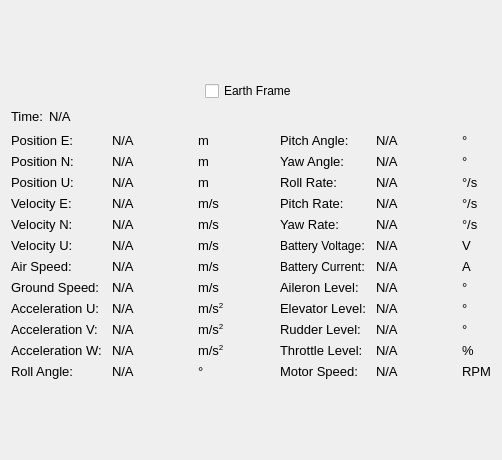
Old version of the form src/ground_station/src/Widgets/forms/WidgetSensorData.ui in the repository MacProSector/uavEE.
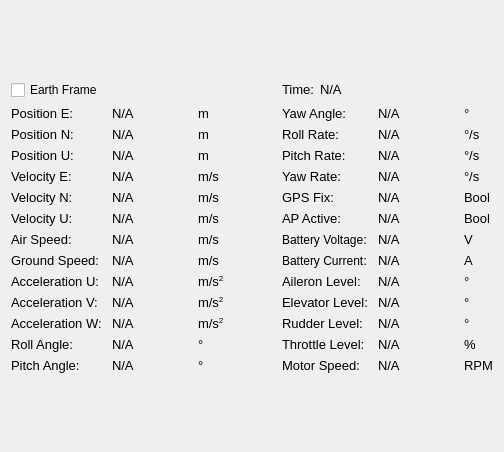
New version of the form.

Commit message: Integrated autopilot active status.

```diff
--- a/src/ground_station/src/Widgets/forms/WidgetSensorData.ui
+++ b/src/ground_station/src/Widgets/forms/WidgetSensorData.ui
@@ -6,8 +6,8 @@
    <rect>
     <x>0</x>
     <y>0</y>
-    <width>502</width>
-    <height>460</height>
+    <width>504</width>
+    <height>452</height>
    </rect>
   </property>
   <property name="sizePolicy">
@@ -34,54 +34,23 @@
     </spacer>
    </item>
    <item>
-    <layout class="QVBoxLayout" name="verticalLayout_8">
+    <layout class="QHBoxLayout" name="horizontalLayout_6">
      <item>
       <layout class="QVBoxLayout" name="verticalLayout">
-       <item alignment="Qt::AlignHCenter|Qt::AlignVCenter">
-        <widget class="QCheckBox" name="earthFrameCheckBox">
-         <property name="text">
-          <string>Earth Frame</string>
-         </property>
-         <property name="checked">
-          <bool>false</bool>
-         </property>
-        </widget>
-       </item>
        <item>
-        <layout class="QHBoxLayout" name="horizontalLayout_5">
+        <layout class="QHBoxLayout" name="horizontalLayout_4">
          <item>
-          <layout class="QHBoxLayout" name="horizontalLayout">
-           <item>
-            <widget class="QLabel" name="timeLabel">
-             <property name="font">
-              <font>
-               <pointsize>7</pointsize>
-              </font>
-             </property>
-             <property name="text">
-              <string>&lt;html&gt;&lt;head/&gt;&lt;body&gt;&lt;p&gt;&lt;span style=&quot; font-size:10pt;&quot;&gt;Time:&lt;/span&gt;&lt;/p&gt;&lt;/body&gt;&lt;/html&gt;</string>
-             </property>
-             <property name="alignment">
-              <set>Qt::AlignLeading|Qt::AlignLeft|Qt::AlignVCenter</set>
-             </property>
-            </widget>
-           </item>
-           <item>
-            <widget class="QLabel" name="timeValue">
-             <property name="font">
-              <font>
-               <pointsize>7</pointsize>
-              </font>
-             </property>
-             <property name="text">
-              <string>&lt;html&gt;&lt;head/&gt;&lt;body&gt;&lt;p&gt;&lt;span style=&quot; font-size:10pt;&quot;&gt;N/A&lt;/span&gt;&lt;/p&gt;&lt;/body&gt;&lt;/html&gt;</string>
-             </property>
-            </widget>
-           </item>
-          </layout>
+          <widget class="QCheckBox" name="earthFrameCheckBox">
+           <property name="text">
+            <string>Earth Frame</string>
+           </property>
+           <property name="checked">
+            <bool>false</bool>
+           </property>
+          </widget>
          </item>
          <item>
-          <spacer name="horizontalSpacer">
+          <spacer name="horizontalSpacer_3">
            <property name="orientation">
             <enum>Qt::Horizontal</enum>
            </property>
@@ -95,14 +64,10 @@
          </item>
         </layout>
        </item>
-      </layout>
-     </item>
-     <item>
-      <layout class="QHBoxLayout" name="horizontalLayout_4">
        <item>
-        <layout class="QHBoxLayout" name="horizontalLayout_2">
+        <layout class="QHBoxLayout" name="horizontalLayout_3">
          <item>
-          <layout class="QVBoxLayout" name="verticalLayout_2">
+          <layout class="QVBoxLayout" name="verticalLayout_5">
            <item>
             <widget class="QLabel" name="peLabel">
              <property name="font">
@@ -283,10 +248,25 @@
              </property>
             </widget>
            </item>
+           <item>
+            <widget class="QLabel" name="pitchLabel">
+             <property name="font">
+              <font>
+               <pointsize>7</pointsize>
+              </font>
+             </property>
+             <property name="text">
+              <string>&lt;html&gt;&lt;head/&gt;&lt;body&gt;&lt;p&gt;&lt;span style=&quot; font-size:10pt;&quot;&gt;Pitch Angle: &lt;/span&gt;&lt;/p&gt;&lt;/body&gt;&lt;/html&gt;</string>
+             </property>
+             <property name="alignment">
+              <set>Qt::AlignLeading|Qt::AlignLeft|Qt::AlignVCenter</set>
+             </property>
+            </widget>
+           </item>
           </layout>
          </item>
          <item>
-          <layout class="QVBoxLayout" name="verticalLayout_3">
+          <layout class="QVBoxLayout" name="verticalLayout_6">
            <item>
             <widget class="QLabel" name="peValue">
              <property name="sizePolicy">
@@ -719,10 +699,46 @@
              </property>
             </widget>
            </item>
+           <item>
+            <widget class="QLabel" name="pitchValue">
+             <property name="sizePolicy">
+              <sizepolicy hsizetype="Fixed" vsizetype="Preferred">
+               <horstretch>0</horstretch>
+               <verstretch>0</verstretch>
+              </sizepolicy>
+             </property>
+             <property name="minimumSize">
+              <size>
+               <width>80</width>
+               <height>0</height>
+              </size>
+             </property>
+             <property name="maximumSize">
+              <size>
+               <width>80</width>
+               <height>16777215</height>
+              </size>
+             </property>
+             <property name="baseSize">
+              <size>
+               <width>80</width>
+               <height>0</height>
+              </size>
+             </property>
+             <property name="font">
+              <font>
+               <pointsize>7</pointsize>
+              </font>
+             </property>
+             <property name="text">
+              <string>&lt;html&gt;&lt;head/&gt;&lt;body&gt;&lt;p&gt;&lt;span style=&quot; font-size:10pt;&quot;&gt;N/A&lt;/span&gt;&lt;/p&gt;&lt;/body&gt;&lt;/html&gt;</string>
+             </property>
+            </widget>
+           </item>
           </layout>
          </item>
          <item>
-          <layout class="QVBoxLayout" name="verticalLayout_4">
+          <layout class="QVBoxLayout" name="verticalLayout_7">
            <item>
             <widget class="QLabel" name="peUnitLabel">
              <property name="font">
@@ -903,42 +919,94 @@
              </property>
             </widget>
            </item>
+           <item>
+            <widget class="QLabel" name="pitchUnitLabel">
+             <property name="font">
+              <font>
+               <pointsize>7</pointsize>
+              </font>
+             </property>
+             <property name="text">
+              <string>&lt;html&gt;&lt;head/&gt;&lt;body&gt;&lt;p&gt;&lt;span style=&quot; font-size:10pt;&quot;&gt;°&lt;/span&gt;&lt;/p&gt;&lt;/body&gt;&lt;/html&gt;</string>
+             </property>
+             <property name="alignment">
+              <set>Qt::AlignLeading|Qt::AlignLeft|Qt::AlignVCenter</set>
+             </property>
+            </widget>
+           </item>
           </layout>
          </item>
         </layout>
        </item>
+      </layout>
+     </item>
+     <item>
+      <spacer name="horizontalSpacer_2">
+       <property name="orientation">
+        <enum>Qt::Horizontal</enum>
+       </property>
+       <property name="sizeHint" stdset="0">
+        <size>
+         <width>40</width>
+         <height>20</height>
+        </size>
+       </property>
+      </spacer>
+     </item>
+     <item>
+      <layout class="QVBoxLayout" name="verticalLayout_8">
        <item>
-        <spacer name="horizontalSpacer_2">
-         <property name="orientation">
-          <enum>Qt::Horizontal</enum>
-         </property>
-         <property name="sizeHint" stdset="0">
-          <size>
-           <width>40</width>
-           <height>20</height>
-          </size>
-         </property>
-        </spacer>
-       </item>
-       <item>
-        <layout class="QHBoxLayout" name="horizontalLayout_3">
+        <layout class="QHBoxLayout" name="horizontalLayout_5">
          <item>
-          <layout class="QVBoxLayout" name="verticalLayout_5">
+          <layout class="QHBoxLayout" name="horizontalLayout">
            <item>
-            <widget class="QLabel" name="pitchLabel">
+            <widget class="QLabel" name="timeLabel">
              <property name="font">
               <font>
                <pointsize>7</pointsize>
               </font>
              </property>
              <property name="text">
-              <string>&lt;html&gt;&lt;head/&gt;&lt;body&gt;&lt;p&gt;&lt;span style=&quot; font-size:10pt;&quot;&gt;Pitch Angle: &lt;/span&gt;&lt;/p&gt;&lt;/body&gt;&lt;/html&gt;</string>
+              <string>&lt;html&gt;&lt;head/&gt;&lt;body&gt;&lt;p&gt;&lt;span style=&quot; font-size:10pt;&quot;&gt;Time:&lt;/span&gt;&lt;/p&gt;&lt;/body&gt;&lt;/html&gt;</string>
              </property>
              <property name="alignment">
               <set>Qt::AlignLeading|Qt::AlignLeft|Qt::AlignVCenter</set>
              </property>
             </widget>
            </item>
+           <item>
+            <widget class="QLabel" name="timeValue">
+             <property name="font">
+              <font>
+               <pointsize>7</pointsize>
+              </font>
+             </property>
+             <property name="text">
+              <string>&lt;html&gt;&lt;head/&gt;&lt;body&gt;&lt;p&gt;&lt;span style=&quot; font-size:10pt;&quot;&gt;N/A&lt;/span&gt;&lt;/p&gt;&lt;/body&gt;&lt;/html&gt;</string>
+             </property>
+            </widget>
+           </item>
+          </layout>
+         </item>
+         <item>
+          <spacer name="horizontalSpacer">
+           <property name="orientation">
+            <enum>Qt::Horizontal</enum>
+           </property>
+           <property name="sizeHint" stdset="0">
+            <size>
+             <width>40</width>
+             <height>20</height>
+            </size>
+           </property>
+          </spacer>
+         </item>
+        </layout>
+       </item>
+       <item>
+        <layout class="QHBoxLayout" name="horizontalLayout_2">
+         <item>
+          <layout class="QVBoxLayout" name="verticalLayout_2">
            <item>
             <widget class="QLabel" name="yawLabel">
              <property name="font">
@@ -999,6 +1067,36 @@
              </property>
             </widget>
            </item>
+           <item>
+            <widget class="QLabel" name="gpsFixLabel">
+             <property name="font">
+              <font>
+               <pointsize>7</pointsize>
+              </font>
+             </property>
+             <property name="text">
+              <string>&lt;html&gt;&lt;head/&gt;&lt;body&gt;&lt;p&gt;&lt;span style=&quot; font-size:10pt;&quot;&gt;GPS Fix: &lt;/span&gt;&lt;/p&gt;&lt;/body&gt;&lt;/html&gt;</string>
+             </property>
+             <property name="alignment">
+              <set>Qt::AlignLeading|Qt::AlignLeft|Qt::AlignVCenter</set>
+             </property>
+            </widget>
+           </item>
+           <item>
+            <widget class="QLabel" name="apActiveLabel">
+             <property name="font">
+              <font>
+               <pointsize>7</pointsize>
+              </font>
+             </property>
+             <property name="text">
+              <string>&lt;html&gt;&lt;head/&gt;&lt;body&gt;&lt;p&gt;&lt;span style=&quot; font-size:10pt;&quot;&gt;AP Active: &lt;/span&gt;&lt;/p&gt;&lt;/body&gt;&lt;/html&gt;</string>
+             </property>
+             <property name="alignment">
+              <set>Qt::AlignLeading|Qt::AlignLeft|Qt::AlignVCenter</set>
+             </property>
+            </widget>
+           </item>
            <item>
             <widget class="QLabel" name="voltLabel">
              <property name="font">
@@ -1107,43 +1205,7 @@
           </layout>
          </item>
          <item>
-          <layout class="QVBoxLayout" name="verticalLayout_6">
-           <item>
-            <widget class="QLabel" name="pitchValue">
-             <property name="sizePolicy">
-              <sizepolicy hsizetype="Fixed" vsizetype="Preferred">
-               <horstretch>0</horstretch>
-               <verstretch>0</verstretch>
-              </sizepolicy>
-             </property>
-             <property name="minimumSize">
-              <size>
-               <width>80</width>
-               <height>0</height>
-              </size>
-             </property>
-             <property name="maximumSize">
-              <size>
-               <width>80</width>
-               <height>16777215</height>
-              </size>
-             </property>
-             <property name="baseSize">
-              <size>
-               <width>80</width>
-               <height>0</height>
-              </size>
-             </property>
-             <property name="font">
-              <font>
-               <pointsize>7</pointsize>
-              </font>
-             </property>
-             <property name="text">
-              <string>&lt;html&gt;&lt;head/&gt;&lt;body&gt;&lt;p&gt;&lt;span style=&quot; font-size:10pt;&quot;&gt;N/A&lt;/span&gt;&lt;/p&gt;&lt;/body&gt;&lt;/html&gt;</string>
-             </property>
-            </widget>
-           </item>
+          <layout class="QVBoxLayout" name="verticalLayout_3">
            <item>
             <widget class="QLabel" name="yawValue">
              <property name="sizePolicy">
@@ -1288,6 +1350,78 @@
              </property>
             </widget>
            </item>
+           <item>
+            <widget class="QLabel" name="gpsFixValue">
+             <property name="sizePolicy">
+              <sizepolicy hsizetype="Fixed" vsizetype="Preferred">
+               <horstretch>0</horstretch>
+               <verstretch>0</verstretch>
+              </sizepolicy>
+             </property>
+             <property name="minimumSize">
+              <size>
+               <width>80</width>
+               <height>0</height>
+              </size>
+             </property>
+             <property name="maximumSize">
+              <size>
+               <width>80</width>
+               <height>16777215</height>
+              </size>
+             </property>
+             <property name="baseSize">
+              <size>
+               <width>80</width>
+               <height>0</height>
+              </size>
+             </property>
+             <property name="font">
+              <font>
+               <pointsize>7</pointsize>
+              </font>
+             </property>
+             <property name="text">
+              <string>&lt;html&gt;&lt;head/&gt;&lt;body&gt;&lt;p&gt;&lt;span style=&quot; font-size:10pt;&quot;&gt;N/A&lt;/span&gt;&lt;/p&gt;&lt;/body&gt;&lt;/html&gt;</string>
+             </property>
+            </widget>
+           </item>
+           <item>
+            <widget class="QLabel" name="apActiveValue">
+             <property name="sizePolicy">
+              <sizepolicy hsizetype="Fixed" vsizetype="Preferred">
+               <horstretch>0</horstretch>
+               <verstretch>0</verstretch>
+              </sizepolicy>
+             </property>
+             <property name="minimumSize">
+              <size>
+               <width>80</width>
+               <height>0</height>
+              </size>
+             </property>
+             <property name="maximumSize">
+              <size>
+               <width>80</width>
+               <height>16777215</height>
+              </size>
+             </property>
+             <property name="baseSize">
+              <size>
+               <width>80</width>
+               <height>0</height>
+              </size>
+             </property>
+             <property name="font">
+              <font>
+               <pointsize>7</pointsize>
+              </font>
+             </property>
+             <property name="text">
+              <string>&lt;html&gt;&lt;head/&gt;&lt;body&gt;&lt;p&gt;&lt;span style=&quot; font-size:10pt;&quot;&gt;N/A&lt;/span&gt;&lt;/p&gt;&lt;/body&gt;&lt;/html&gt;</string>
+             </property>
+            </widget>
+           </item>
            <item>
             <widget class="QLabel" name="voltValue">
              <property name="sizePolicy">
@@ -1543,22 +1677,7 @@
           </layout>
          </item>
          <item>
-          <layout class="QVBoxLayout" name="verticalLayout_7">
-           <item>
-            <widget class="QLabel" name="pitchUnitLabel">
-             <property name="font">
-              <font>
-               <pointsize>7</pointsize>
-              </font>
-             </property>
-             <property name="text">
-              <string>&lt;html&gt;&lt;head/&gt;&lt;body&gt;&lt;p&gt;&lt;span style=&quot; font-size:10pt;&quot;&gt;°&lt;/span&gt;&lt;/p&gt;&lt;/body&gt;&lt;/html&gt;</string>
-             </property>
-             <property name="alignment">
-              <set>Qt::AlignLeading|Qt::AlignLeft|Qt::AlignVCenter</set>
-             </property>
-            </widget>
-           </item>
+          <layout class="QVBoxLayout" name="verticalLayout_4">
            <item>
             <widget class="QLabel" name="yawUnitLabel">
              <property name="font">
@@ -1619,6 +1738,36 @@
              </property>
             </widget>
            </item>
+           <item>
+            <widget class="QLabel" name="gpsFixUnitLabel">
+             <property name="font">
+              <font>
+               <pointsize>7</pointsize>
+              </font>
+             </property>
+             <property name="text">
+              <string>&lt;html&gt;&lt;head/&gt;&lt;body&gt;&lt;p&gt;&lt;span style=&quot; font-size:10pt;&quot;&gt;Bool&lt;/span&gt;&lt;/p&gt;&lt;/body&gt;&lt;/html&gt;</string>
+             </property>
+             <property name="alignment">
+              <set>Qt::AlignLeading|Qt::AlignLeft|Qt::AlignVCenter</set>
+             </property>
+            </widget>
+           </item>
+           <item>
+            <widget class="QLabel" name="apActiveUnitLabel">
+             <property name="font">
+              <font>
+               <pointsize>7</pointsize>
+              </font>
+             </property>
+             <property name="text">
+              <string>&lt;html&gt;&lt;head/&gt;&lt;body&gt;&lt;p&gt;&lt;span style=&quot; font-size:10pt;&quot;&gt;Bool&lt;/span&gt;&lt;/p&gt;&lt;/body&gt;&lt;/html&gt;</string>
+             </property>
+             <property name="alignment">
+              <set>Qt::AlignLeading|Qt::AlignLeft|Qt::AlignVCenter</set>
+             </property>
+            </widget>
+           </item>
            <item>
             <widget class="QLabel" name="voltUnitLabel">
              <property name="font">
```
The commit also changes 4 other files.
